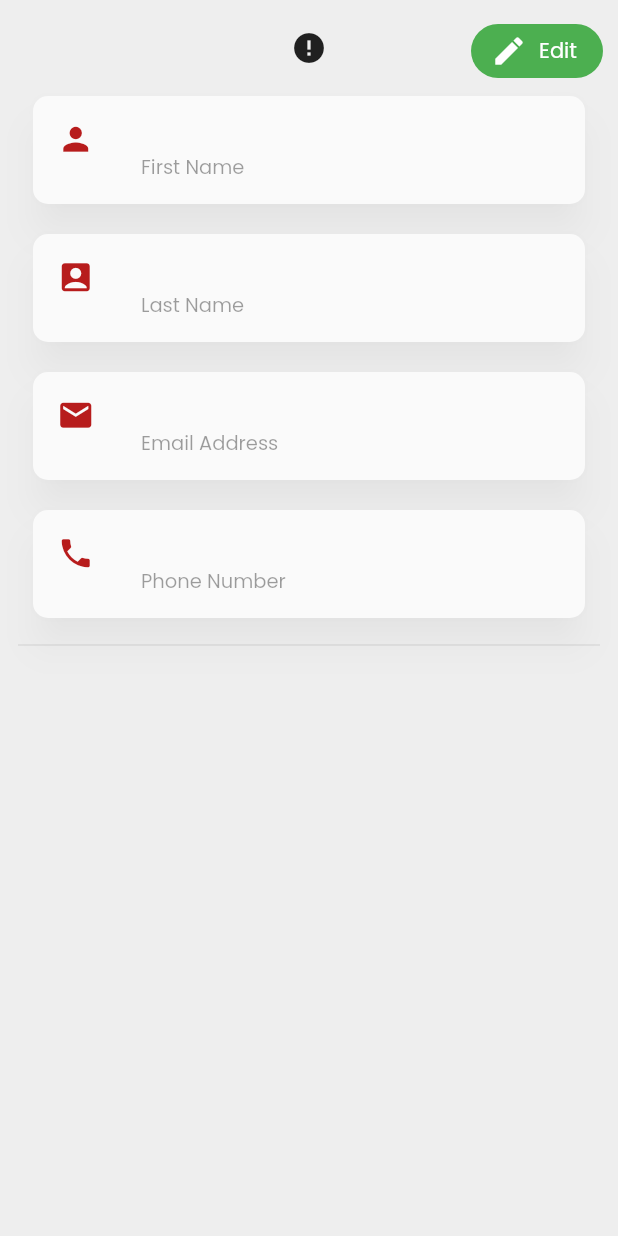
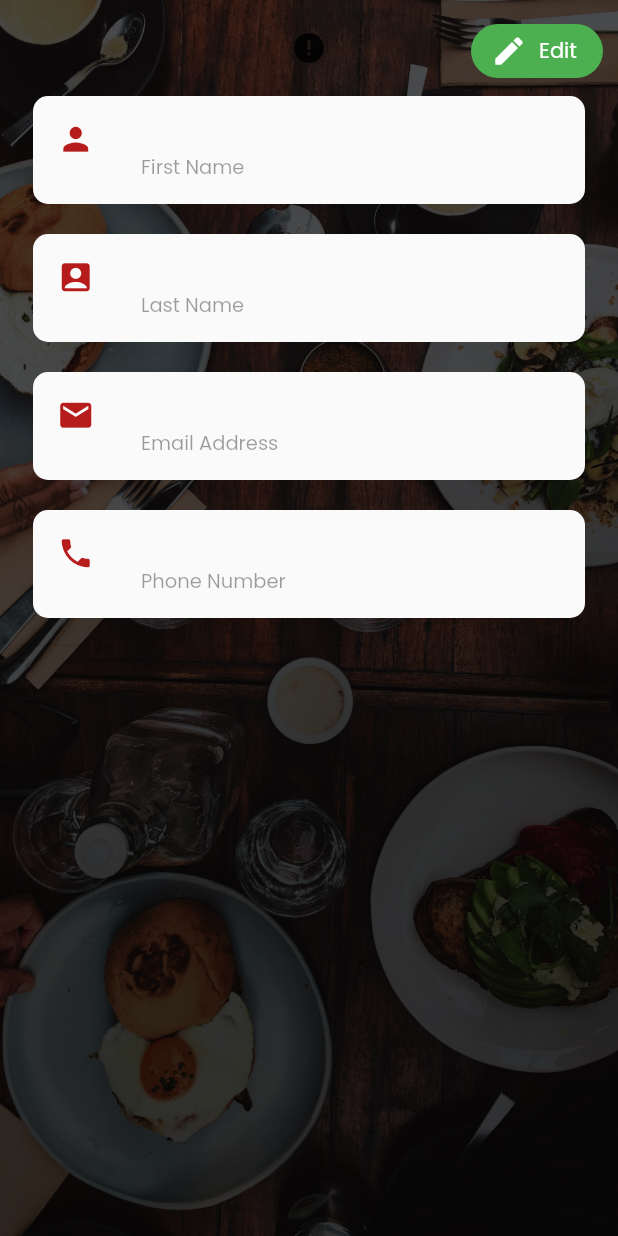
Before and after one commit to beeekelum/vilmod, a Flutter app: the MobileProfile screen opened directly, on a phone screen of 412 x 824 dp. Run offline on Flutter 3.47's test engine with Material 2 defaults, Android fonts, the phone set to English and light mode, and no system bars; drawn by our look-alikes of cached_network_image; our stand-ins replace badges, carousel_slider, cloud_firestore, firebase_auth, firebase_messaging, firebase_storage and 11 more; missing offline and left inert: bloc_pattern, flutter_inappwebview; accounts and stored records are empty; network calls fail.

Commit message:
New changes

```diff
--- a/lib/screens/mobile_profile.dart
+++ b/lib/screens/mobile_profile.dart
@@ -36,27 +36,27 @@ class MobileProfile extends StatelessWidget {
             body: Stack(
               children: <Widget>[
                 Container(
-                  color: Colors.grey[200],
+                  //color: Colors.grey[200],
                   //height: MediaQuery.of(context).size.height,
-//                  decoration: BoxDecoration(
-//                    image: DecorationImage(
-//                        image: AssetImage('assets/images/ll.jpg'),
-//                        fit: BoxFit.cover),
-//                  ),
+                  decoration: BoxDecoration(
+                    image: DecorationImage(
+                        image: AssetImage('assets/images/ll.jpg'),
+                        fit: BoxFit.cover),
+                  ),
                 ),
-//                Container(
-//                  decoration: BoxDecoration(
-//                    gradient: LinearGradient(
-//                      colors: [
-//                        Colors.black.withOpacity(0.4),
-//                        Colors.black.withOpacity(0.4),
-//                        Colors.black.withOpacity(0.4),
-//                      ],
-//                      //begin: Alignment.bottomLeft,
-//                      begin: Alignment.topCenter,
-//                    ),
-//                  ),
-//                ),
+                Container(
+                  decoration: BoxDecoration(
+                    gradient: LinearGradient(
+                      colors: [
+                        Colors.black.withOpacity(.7),
+                        Colors.black.withOpacity(.7),
+                        Colors.black.withOpacity(.8),
+                      ],
+                      //begin: Alignment.bottomLeft,
+                      begin: Alignment.topCenter,
+                    ),
+                  ),
+                ),
                 ListView(
                   physics: BouncingScrollPhysics(),
                   children: <Widget>[
@@ -90,8 +90,8 @@ class MobileProfile extends StatelessWidget {
 //                              'Gender', user.gender ?? '', Icons.people),
                           _makeProfileItem(
                               'First Name', user.firstName ?? '', Icons.person),
-                          _makeProfileItem(
-                              'Last Name', user.lastName ?? '', Icons.account_box),
+                          _makeProfileItem('Last Name', user.lastName ?? '',
+                              Icons.account_box),
                           _makeProfileItem('Email Address',
                               user.emailAddress ?? '', Icons.mail),
                           _makeProfileItem('Phone Number',
@@ -142,7 +142,6 @@ class MobileProfile extends StatelessWidget {
   }
 
   _buildProfileImage(String url) {
-
     return Container(
       child: CachedNetworkImage(
         imageUrl: url,
@@ -158,9 +157,7 @@ class MobileProfile extends StatelessWidget {
         errorWidget: (context, url, error) => Icon(Icons.error),
       ),
     );
-
   }
-
 
   Padding _makeProfileItem(String title, String value, IconData icon) {
     return Padding(
@@ -180,17 +177,20 @@ class MobileProfile extends StatelessWidget {
           title: Text(
             value,
             style: TextStyle(
-                fontSize: 16,
-                color: Colors.black,
-                fontWeight: FontWeight.w500,
-                fontFamily: 'Poppins', decoration: TextDecoration.underline,),
+              fontSize: 17,
+              color: Colors.black,
+              fontWeight: FontWeight.w500,
+              fontFamily: 'Poppins',
+              //decoration: TextDecoration.underline,
+            ),
           ),
           subtitle: Text(
             title,
             style: TextStyle(
                 fontSize: 13,
                 fontWeight: FontWeight.w100,
-                fontFamily: 'Poppins', color: Colors.black38),
+                fontFamily: 'Poppins',
+                color: Colors.black38),
           ),
         ),
       ),
```
Also changed, not shown: lib/screens/completed_orders.dart (+4 -4 lines), lib/screens/home_page.dart (+4 -45 lines), lib/screens/pending_new_orders.dart (+4 -4 lines).
